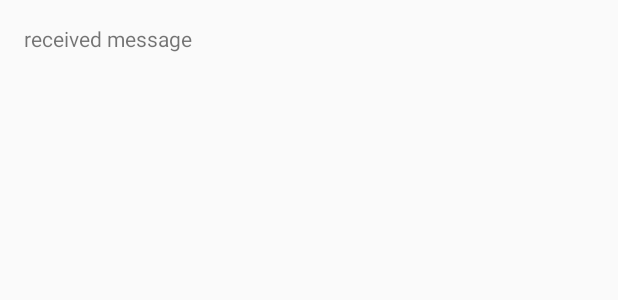
After one commit to aliamir/E1BlePlatform, an Android app: the layout content_connected.xml on its own in the app's theme, with its tools: preview values and no code run, on a phone screen of 412 x 824 dp. The commit adds this screen. Shown: the top 300 px of the screen. Run offline under Robolectric (Android 15) with nearby library versions, the phone set to English and light mode, and no system bars.

Commit message:
Send data from MainActivity to ConnectedActivity.

```diff
--- /dev/null
+++ b/app/src/main/res/layout/content_connected.xml
@@ -0,0 +1,18 @@
+<?xml version="1.0" encoding="utf-8"?>
+<android.support.constraint.ConstraintLayout xmlns:android="http://schemas.android.com/apk/res/android"
+    xmlns:app="http://schemas.android.com/apk/res-auto"
+    xmlns:tools="http://schemas.android.com/tools"
+    android:layout_width="match_parent"
+    android:layout_height="match_parent"
+    app:layout_behavior="@string/appbar_scrolling_view_behavior"
+    tools:context=".ConnectedActivity"
+    tools:showIn="@layout/activity_connected">
+
+    <TextView
+        android:padding="@dimen/fab_margin"
+        android:id="@+id/rx_intent_message"
+        android:layout_width="wrap_content"
+        android:layout_height="wrap_content"
+        android:text="@string/id_rx_intent_text"
+        />
+</android.support.constraint.ConstraintLayout>
--- a/app/src/main/res/values/strings.xml
+++ b/app/src/main/res/values/strings.xml
@@ -4,4 +4,6 @@
     <string name="start_scan_button_text">Scan</string>
     <string name="scan_title_text">Devices Found</string>
     <string name="stop_scan_button_text">Stop</string>
+    <string name="title_activity_connected">Connected Device</string>
+    <string name="id_rx_intent_text">received message</string>
 </resources>
```
Also changed, not shown: app/src/main/AndroidManifest.xml (+9 -0 lines), app/src/main/java/com/example/amir/e1bleplatform/BleConnection.java (added, +26 -0 lines), app/src/main/java/com/example/amir/e1bleplatform/ConnectedActivity.java (added, +27 -0 lines), app/src/main/java/com/example/amir/e1bleplatform/MainActivity.java (+29 -0 lines), app/src/main/res/layout/activity_connected.xml (added, +33 -0 lines).
